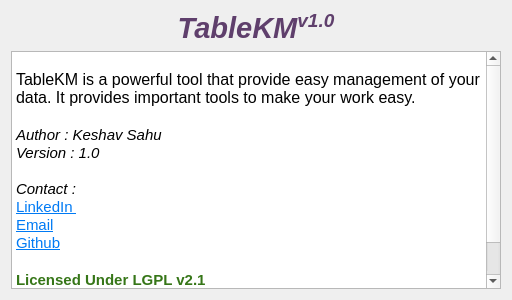
First picture: the form in src/AboutUs.ui, repository keshav-sahu7/TableKM, before the edit.
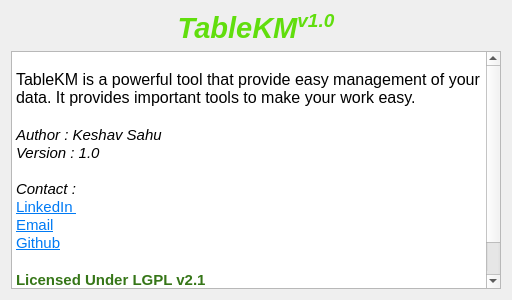
Second picture: the form after the edit.

The edit to the form file:
```diff
--- a/src/AboutUs.ui
+++ b/src/AboutUs.ui
@@ -13,11 +13,14 @@
   <property name="windowTitle">
    <string>About TableKM</string>
   </property>
+  <property name="styleSheet">
+   <string notr="true"/>
+  </property>
   <layout class="QVBoxLayout" name="verticalLayout">
    <item>
     <widget class="QLabel" name="_ignore_label">
      <property name="text">
-      <string>&lt;html&gt;&lt;head/&gt;&lt;body&gt;&lt;p&gt;&lt;span style=&quot; font-size:22pt; font-weight:700; font-style:italic; color:#5f3f6c;&quot;&gt;TableKM&lt;/span&gt;&lt;span style=&quot; font-size:22pt; font-weight:700; font-style:italic; color:#5f3f6c; vertical-align:super;&quot;&gt;v1.0&lt;/span&gt;&lt;/p&gt;&lt;/body&gt;&lt;/html&gt;</string>
+      <string>&lt;html&gt;&lt;head/&gt;&lt;body&gt;&lt;p&gt;&lt;span style=&quot; font-size:22pt; font-weight:700; font-style:italic; color:#61de0d;&quot;&gt;TableKM&lt;/span&gt;&lt;span style=&quot; font-size:22pt; font-weight:700; font-style:italic; color:#61de0d; vertical-align:super;&quot;&gt;v1.0&lt;/span&gt;&lt;/p&gt;&lt;/body&gt;&lt;/html&gt;</string>
      </property>
      <property name="alignment">
       <set>Qt::AlignHCenter|Qt::AlignTop</set>
```
Left out of the diff: 2 changed lines with no effect on the pictures.
